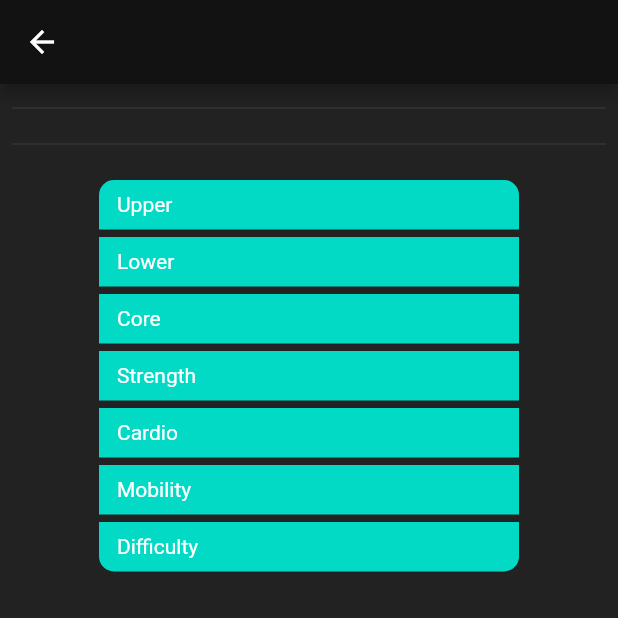
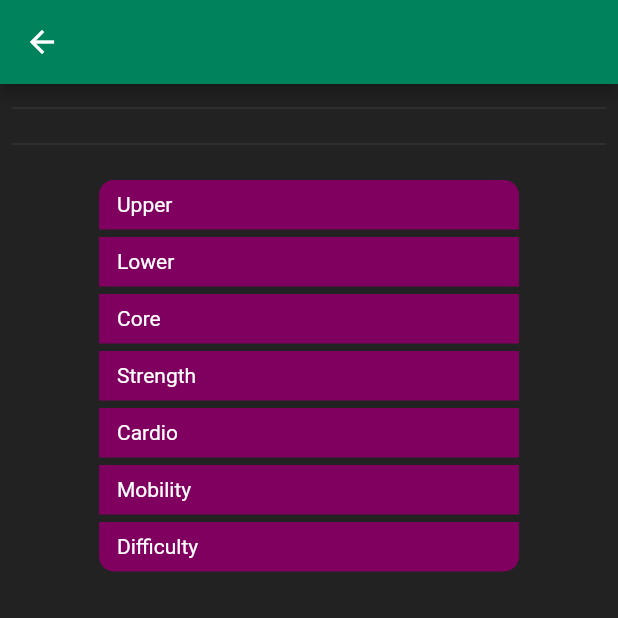
Before and after one commit to elsamuko/bbtraining, a Flutter app: the ExerciseView screen opened directly with empty values, on a phone screen of 412 x 824 dp, the top half of it. Run offline on Flutter 3.47's test engine with Material 2 defaults, Android fonts, the phone set to English and light mode, and no system bars; our stand-ins replace carousel_slider, font_awesome_flutter, package_info, shared_preferences; accounts and stored records are empty; project files that could hold a hidden picture were left out.

Commit message:
fix: use of deprecated color properties

```diff
--- a/lib/views/exercise_view.dart
+++ b/lib/views/exercise_view.dart
@@ -64,7 +64,7 @@ class ExerciseViewState extends State<ExerciseView> {
         child: SizedBox(
           width: 290.0,
           child: Card(
-              color: Theme.of(context).accentColor,
+              color: Theme.of(context).colorScheme.secondary,
               shape: RoundedRectangleBorder(
                 borderRadius: BorderRadius.circular(10.0),
               ),
--- a/lib/views/separated_rounded.dart
+++ b/lib/views/separated_rounded.dart
@@ -31,7 +31,7 @@ class SeparatedRounded extends StatelessWidget {
         width: 280.0,
         child: Container(
           decoration: BoxDecoration(
-            color: Theme.of(context).accentColor,
+            color: Theme.of(context).colorScheme.secondary,
             borderRadius: radius,
           ),
           child: Padding(padding: EdgeInsets.symmetric(horizontal: 12), child: child),
```
Also changed, not shown: lib/main.dart (+6 -4 lines), lib/views/training_view.dart (+4 -4 lines).
